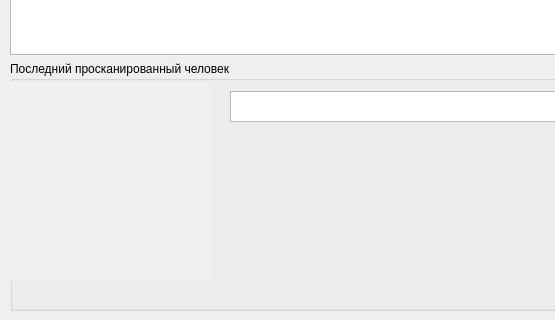
Before: the Qt Designer form widgets/main_widget/ui_main_window.ui in lxndrrud/barriers-desktop-py, drawn with Qt 5; both pictures show x 0 to 555 and y 580 to 900 of the 1200 by 900 pixel window.
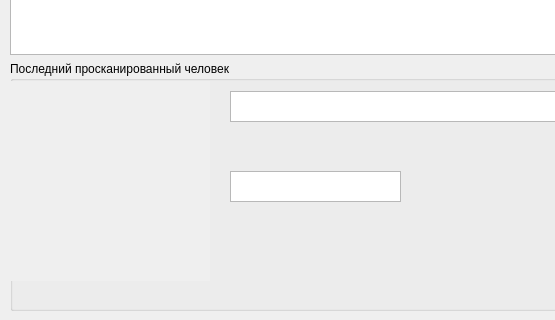
After: the same form once the commit is applied.

Commit message: + last person type displaying - prints + right list view string model usage

```diff
--- a/widgets/main_widget/ui_main_window.ui
+++ b/widgets/main_widget/ui_main_window.ui
@@ -84,6 +84,16 @@
         <bool>true</bool>
        </property>
       </widget>
+      <widget class="QTextEdit" name="lastPersonType">
+       <property name="geometry">
+        <rect>
+         <x>220</x>
+         <y>110</y>
+         <width>171</width>
+         <height>31</height>
+        </rect>
+       </property>
+      </widget>
      </widget>
     </item>
     <item row="0" column="1">
```
The commit also changes 6 other files.
